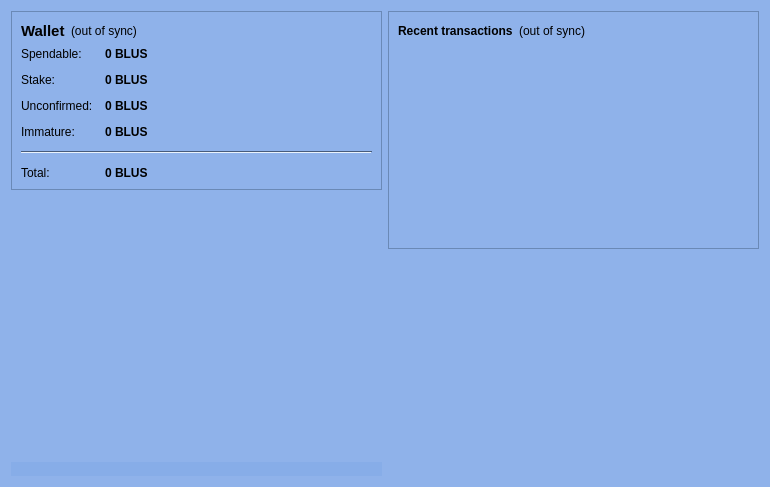
Qt form src/qt/forms/overviewpage.ui (BlueSteelCoin/bluesteel) before a commit.
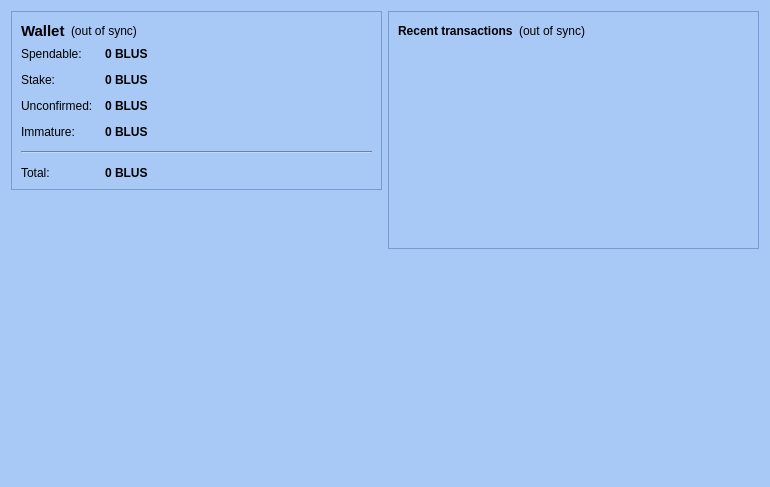
The same form after that commit. Icons and pictures are not drawn.

Diff of the .ui file:
```diff
--- a/src/qt/forms/overviewpage.ui
+++ b/src/qt/forms/overviewpage.ui
@@ -24,46 +24,46 @@
      </colorrole>
      <colorrole role="Button">
       <brush brushstyle="SolidPattern">
-       <color alpha="238">
-        <red>135</red>
-        <green>173</green>
-        <blue>232</blue>
+       <color alpha="148">
+        <red>105</red>
+        <green>161</green>
+        <blue>238</blue>
        </color>
       </brush>
      </colorrole>
      <colorrole role="Light">
       <brush brushstyle="SolidPattern">
-       <color alpha="238">
-        <red>241</red>
-        <green>247</green>
+       <color alpha="148">
+        <red>215</red>
+        <green>232</green>
         <blue>255</blue>
        </color>
       </brush>
      </colorrole>
      <colorrole role="Midlight">
       <brush brushstyle="SolidPattern">
-       <color alpha="238">
-        <red>188</red>
-        <green>210</green>
-        <blue>243</blue>
+       <color alpha="148">
+        <red>160</red>
+        <green>196</green>
+        <blue>246</blue>
        </color>
       </brush>
      </colorrole>
      <colorrole role="Dark">
       <brush brushstyle="SolidPattern">
-       <color alpha="238">
-        <red>67</red>
-        <green>86</green>
-        <blue>116</blue>
+       <color alpha="148">
+        <red>52</red>
+        <green>80</green>
+        <blue>119</blue>
        </color>
       </brush>
      </colorrole>
      <colorrole role="Mid">
       <brush brushstyle="SolidPattern">
-       <color alpha="238">
-        <red>90</red>
-        <green>115</green>
-        <blue>154</blue>
+       <color alpha="148">
+        <red>70</red>
+        <green>107</green>
+        <blue>159</blue>
        </color>
       </brush>
      </colorrole>
@@ -105,10 +105,10 @@
      </colorrole>
      <colorrole role="Window">
       <brush brushstyle="SolidPattern">
-       <color alpha="238">
-        <red>135</red>
-        <green>173</green>
-        <blue>232</blue>
+       <color alpha="148">
+        <red>105</red>
+        <green>161</green>
+        <blue>238</blue>
        </color>
       </brush>
      </colorrole>
@@ -123,19 +123,19 @@
      </colorrole>
      <colorrole role="AlternateBase">
       <brush brushstyle="SolidPattern">
-       <color alpha="246">
-        <red>195</red>
-        <green>214</green>
-        <blue>243</blue>
+       <color alpha="201">
+        <red>180</red>
+        <green>208</green>
+        <blue>246</blue>
        </color>
       </brush>
      </colorrole>
      <colorrole role="ToolTipBase">
       <brush brushstyle="SolidPattern">
        <color alpha="255">
-        <red>255</red>
-        <green>255</green>
-        <blue>220</blue>
+        <red>201</red>
+        <green>251</green>
+        <blue>255</blue>
        </color>
       </brush>
      </colorrole>
@@ -161,46 +161,46 @@
      </colorrole>
      <colorrole role="Button">
       <brush brushstyle="SolidPattern">
-       <color alpha="238">
-        <red>135</red>
-        <green>173</green>
-        <blue>232</blue>
+       <color alpha="148">
+        <red>105</red>
+        <green>161</green>
+        <blue>238</blue>
        </color>
       </brush>
      </colorrole>
      <colorrole role="Light">
       <brush brushstyle="SolidPattern">
-       <color alpha="238">
-        <red>241</red>
-        <green>247</green>
+       <color alpha="148">
+        <red>215</red>
+        <green>232</green>
         <blue>255</blue>
        </color>
       </brush>
      </colorrole>
      <colorrole role="Midlight">
       <brush brushstyle="SolidPattern">
-       <color alpha="238">
-        <red>188</red>
-        <green>210</green>
-        <blue>243</blue>
+       <color alpha="148">
+        <red>160</red>
+        <green>196</green>
+        <blue>246</blue>
        </color>
       </brush>
      </colorrole>
      <colorrole role="Dark">
       <brush brushstyle="SolidPattern">
-       <color alpha="238">
-        <red>67</red>
-        <green>86</green>
-        <blue>116</blue>
+       <color alpha="148">
+        <red>52</red>
+        <green>80</green>
+        <blue>119</blue>
        </color>
       </brush>
      </colorrole>
      <colorrole role="Mid">
       <brush brushstyle="SolidPattern">
-       <color alpha="238">
-        <red>90</red>
-        <green>115</green>
-        <blue>154</blue>
+       <color alpha="148">
+        <red>70</red>
+        <green>107</green>
+        <blue>159</blue>
        </color>
       </brush>
      </colorrole>
@@ -242,10 +242,10 @@
      </colorrole>
      <colorrole role="Window">
       <brush brushstyle="SolidPattern">
-       <color alpha="238">
-        <red>135</red>
-        <green>173</green>
-        <blue>232</blue>
+       <color alpha="148">
+        <red>105</red>
+        <green>161</green>
+        <blue>238</blue>
        </color>
       </brush>
      </colorrole>
@@ -260,19 +260,19 @@
      </colorrole>
      <colorrole role="AlternateBase">
       <brush brushstyle="SolidPattern">
-       <color alpha="246">
-        <red>195</red>
-        <green>214</green>
-        <blue>243</blue>
+       <color alpha="201">
+        <red>180</red>
+        <green>208</green>
+        <blue>246</blue>
        </color>
       </brush>
      </colorrole>
      <colorrole role="ToolTipBase">
       <brush brushstyle="SolidPattern">
        <color alpha="255">
-        <red>255</red>
-        <green>255</green>
-        <blue>220</blue>
+        <red>201</red>
+        <green>251</green>
+        <blue>255</blue>
        </color>
       </brush>
      </colorrole>
@@ -289,64 +289,64 @@
     <disabled>
      <colorrole role="WindowText">
       <brush brushstyle="SolidPattern">
-       <color alpha="238">
-        <red>67</red>
-        <green>86</green>
-        <blue>116</blue>
+       <color alpha="148">
+        <red>52</red>
+        <green>80</green>
+        <blue>119</blue>
        </color>
       </brush>
      </colorrole>
      <colorrole role="Button">
       <brush brushstyle="SolidPattern">
-       <color alpha="238">
-        <red>135</red>
-        <green>173</green>
-        <blue>232</blue>
+       <color alpha="148">
+        <red>105</red>
+        <green>161</green>
+        <blue>238</blue>
        </color>
       </brush>
      </colorrole>
      <colorrole role="Light">
       <brush brushstyle="SolidPattern">
-       <color alpha="238">
-        <red>241</red>
-        <green>247</green>
+       <color alpha="148">
+        <red>215</red>
+        <green>232</green>
         <blue>255</blue>
        </color>
       </brush>
      </colorrole>
      <colorrole role="Midlight">
       <brush brushstyle="SolidPattern">
-       <color alpha="238">
-        <red>188</red>
-        <green>210</green>
-        <blue>243</blue>
+       <color alpha="148">
+        <red>160</red>
+        <green>196</green>
+        <blue>246</blue>
        </color>
       </brush>
      </colorrole>
      <colorrole role="Dark">
       <brush brushstyle="SolidPattern">
-       <color alpha="238">
-        <red>67</red>
-        <green>86</green>
-        <blue>116</blue>
+       <color alpha="148">
+        <red>52</red>
+        <green>80</green>
+        <blue>119</blue>
        </color>
       </brush>
      </colorrole>
      <colorrole role="Mid">
       <brush brushstyle="SolidPattern">
-       <color alpha="238">
-        <red>90</red>
-        <green>115</green>
-        <blue>154</blue>
+       <color alpha="148">
+        <red>70</red>
+        <green>107</green>
+        <blue>159</blue>
        </color>
       </brush>
      </colorrole>
      <colorrole role="Text">
       <brush brushstyle="SolidPattern">
-       <color alpha="238">
-        <red>67</red>
-        <green>86</green>
-        <blue>116</blue>
+       <color alpha="148">
+        <red>52</red>
+        <green>80</green>
+        <blue>119</blue>
        </color>
       </brush>
      </colorrole>
@@ -361,28 +361,28 @@
      </colorrole>
      <colorrole role="ButtonText">
       <brush brushstyle="SolidPattern">
-       <color alpha="238">
-        <red>67</red>
-        <green>86</green>
-        <blue>116</blue>
+       <color alpha="148">
+        <red>52</red>
+        <green>80</green>
+        <blue>119</blue>
        </color>
       </brush>
      </colorrole>
      <colorrole role="Base">
       <brush brushstyle="SolidPattern">
-       <color alpha="238">
-        <red>135</red>
-        <green>173</green>
-        <blue>232</blue>
+       <color alpha="148">
+        <red>105</red>
+        <green>161</green>
+        <blue>238</blue>
        </color>
       </brush>
      </colorrole>
      <colorrole role="Window">
       <brush brushstyle="SolidPattern">
-       <color alpha="238">
-        <red>135</red>
-        <green>173</green>
-        <blue>232</blue>
+       <color alpha="148">
+        <red>105</red>
+        <green>161</green>
+        <blue>238</blue>
        </color>
       </brush>
      </colorrole>
@@ -397,19 +397,19 @@
      </colorrole>
      <colorrole role="AlternateBase">
       <brush brushstyle="SolidPattern">
-       <color alpha="238">
-        <red>135</red>
-        <green>173</green>
-        <blue>232</blue>
+       <color alpha="148">
+        <red>105</red>
+        <green>161</green>
+        <blue>238</blue>
        </color>
       </brush>
      </colorrole>
      <colorrole role="ToolTipBase">
       <brush brushstyle="SolidPattern">
        <color alpha="255">
-        <red>255</red>
-        <green>255</green>
-        <blue>220</blue>
+        <red>201</red>
+        <green>251</green>
+        <blue>255</blue>
        </color>
       </brush>
      </colorrole>
@@ -665,25 +665,6 @@
        </property>
       </spacer>
      </item>
-     <item>
-      <widget class="QLabel" name="label_2">
-       <property name="autoFillBackground">
-        <bool>true</bool>
-       </property>
-       <property name="text">
-        <string/>
-       </property>
-       <property name="pixmap">
-        <pixmap>:/icons/mastbg</pixmap>
-       </property>
-       <property name="scaledContents">
-        <bool>false</bool>
-       </property>
-       <property name="margin">
-        <number>0</number>
-       </property>
-      </widget>
-     </item>
     </layout>
    </item>
    <item>
```
